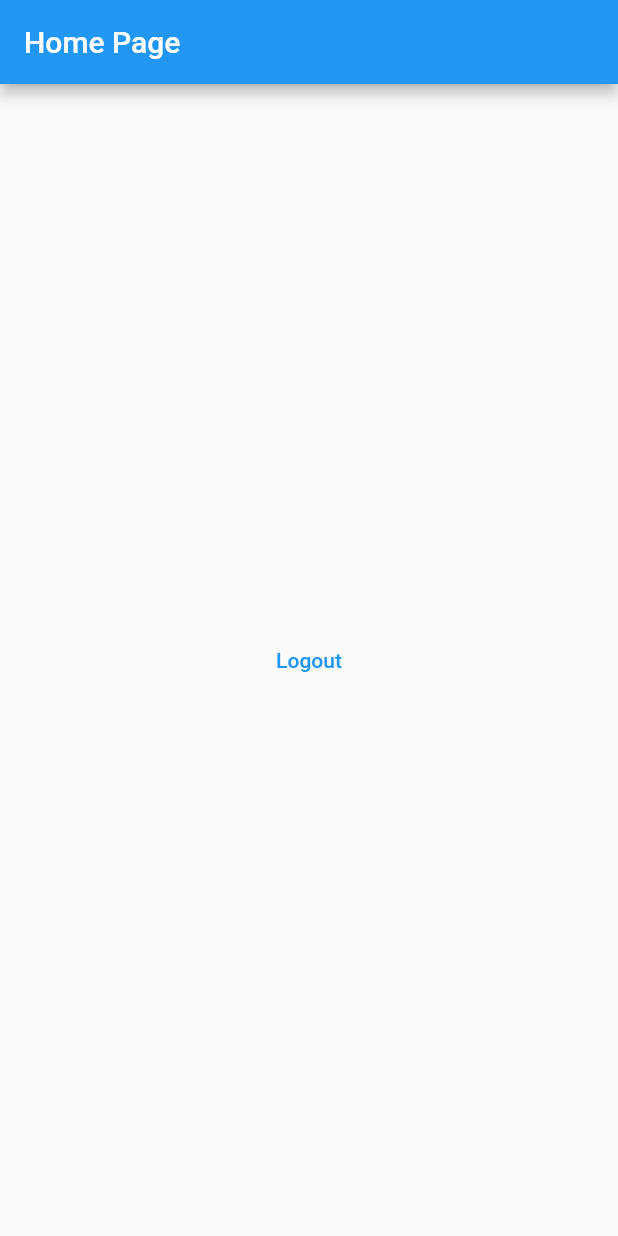
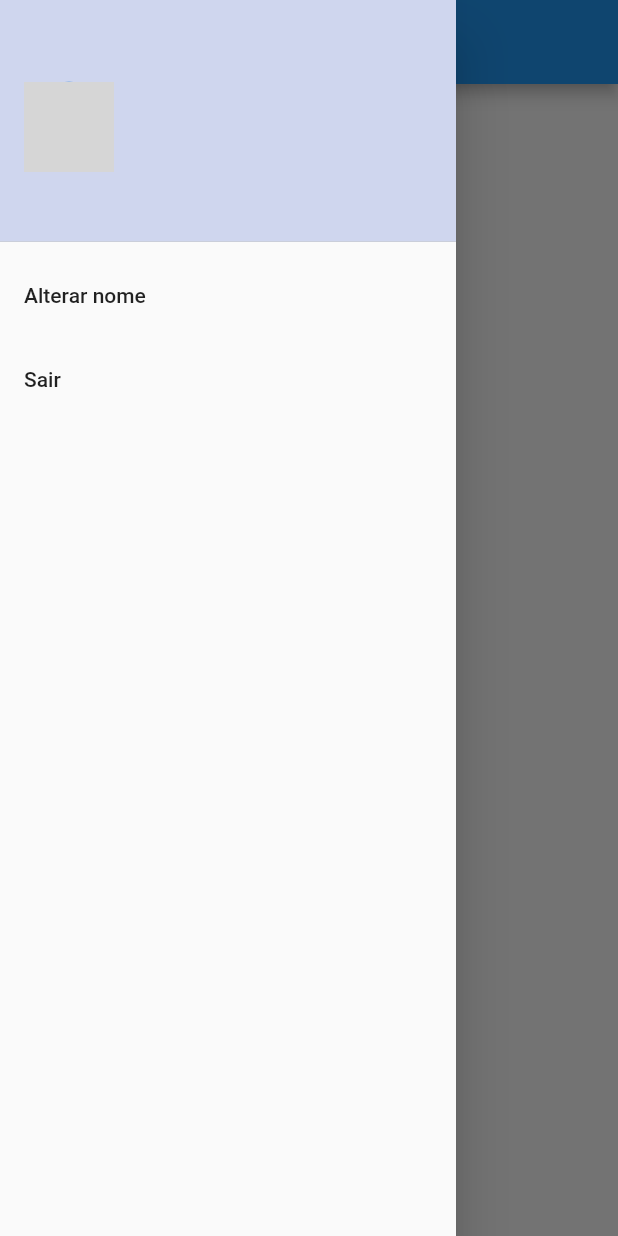
Before and after one commit to oElberte/todo_list, a Flutter app: the screen it shows once a user with an empty profile is signed in, with the side drawer open (before the commit the screen has no drawer), on a phone screen of 412 x 824 dp. Run offline on Flutter 3.47's test engine with Material 2 defaults, Android fonts, the phone set to English and light mode, and no system bars; our stand-ins replace firebase_auth, firebase_core, flutter_signin_button, google_fonts, google_sign_in, sqflite and 1 more; missing offline and left inert: flutter_overlay_loader, validatorless; accounts and stored records are empty; generated files the repository leaves out were written again; network calls fail; Roboto replaces fonts that are missing (Mandali); grey boxes are pictures that could not be loaded.

Commit message:
add drawer to logout and change name

```diff
--- a/lib/app/modules/home/home_page.dart
+++ b/lib/app/modules/home/home_page.dart
@@ -1,6 +1,7 @@
 import 'package:flutter/material.dart';
 import 'package:provider/provider.dart';
 import 'package:todo_list_provider/app/core/auth/auth_provider.dart';
+import 'package:todo_list_provider/app/modules/home/widgets/home_drawer.dart';
 
 class HomePage extends StatelessWidget {
   const HomePage({Key? key}) : super(key: key);
@@ -11,14 +12,8 @@ class HomePage extends StatelessWidget {
       appBar: AppBar(
         title: const Text('Home Page'),
       ),
-      body: Center(
-        child: TextButton(
-          onPressed: () {
-            context.read<AuthProvider>().logout();
-          },
-          child: Text('Logout'),
-        ),
-      ),
+      drawer: HomeDrawer(),
+      body: Container(),
     );
   }
 }
--- /dev/null
+++ b/lib/app/modules/home/widgets/home_drawer.dart
@@ -0,0 +1,105 @@
+import 'package:flutter/material.dart';
+import 'package:flutter_overlay_loader/flutter_overlay_loader.dart';
+import 'package:provider/provider.dart';
+import 'package:todo_list_provider/app/core/auth/auth_provider.dart';
+import 'package:todo_list_provider/app/core/ui/messages.dart';
+import 'package:todo_list_provider/app/core/ui/theme_extensions.dart';
+
+import '../../../services/user/user_service.dart';
+
+class HomeDrawer extends StatelessWidget {
+  final nameVN = ValueNotifier<String>('');
+
+  HomeDrawer({Key? key}) : super(key: key);
+
+  @override
+  Widget build(BuildContext context) {
+    return Drawer(
+      child: ListView(
+        children: [
+          DrawerHeader(
+            decoration: BoxDecoration(
+              color: context.primaryColor.withAlpha(70),
+            ),
+            child: Row(
+              children: [
+                Selector<AuthProvider, String>(
+                  selector: (context, authProvider) {
+                    return authProvider.user?.photoURL ??
+                        'https://st3.depositphotos.com/1767687/16607/v/600/depositphotos_166074422-stock-illustration-default-avatar-profile-icon-grey.jpg';
+                  },
+                  builder: (_, value, __) {
+                    return CircleAvatar(
+                      backgroundImage: NetworkImage(value),
+                      radius: 30,
+                    );
+                  },
+                ),
+                Expanded(
+                  child: Padding(
+                    padding: const EdgeInsets.all(8),
+                    child: Selector<AuthProvider, String>(
+                      selector: (context, authProvider) {
+                        return authProvider.user?.displayName ??
+                            'Não informado';
+                      },
+                      builder: (_, value, __) {
+                        return Text(
+                          value,
+                          style: context.textTheme.titleSmall,
+                        );
+                      },
+                    ),
+                  ),
+                ),
+              ],
+            ),
+          ),
+          ListTile(
+            onTap: () => showDialog(
+              context: context,
+              builder: (_) {
+                return AlertDialog(
+                  title: const Text('Alterar nome'),
+                  content: TextField(
+                    onChanged: (value) => nameVN.value = value,
+                  ),
+                  actions: [
+                    TextButton(
+                      onPressed: () => Navigator.of(context).pop(),
+                      child: const Text(
+                        'Cancelar',
+                        style: TextStyle(color: Colors.red),
+                      ),
+                    ),
+                    TextButton(
+                      onPressed: () async {
+                        final nameValue = nameVN.value;
+                        final navigator = Navigator.of(context);
+
+                        if (nameValue.isEmpty) {
+                          Messages.of(context).showError('Nome obrigatório');
+                        } else {
+                          Loader.show(context);
+                          await context.read<UserService>().updateDisplayName(nameValue);
+                          Loader.hide();
+                          navigator.pop();
+                        }
+                      },
+                      child: const Text('Alterar'),
+                    ),
+                  ],
+                );
+              },
+            ),
+            title: const Text('Alterar nome'),
+          ),
+          ListTile(
+            onTap: () => context.read<AuthProvider>().logout(),
+            title: const Text('Sair'),
+          ),
+        ],
+      ),
+    );
+  }
+}
--- a/lib/app/repositories/user/user_repository.dart
+++ b/lib/app/repositories/user/user_repository.dart
@@ -6,4 +6,5 @@ abstract class UserRepository {
   Future<void> forgotPassword(String email);
   Future<User?> googleLogin();
   Future<void> logout();
+  Future<void> updateDisplayName(String name);
 }
--- a/lib/app/services/user/user_service.dart
+++ b/lib/app/services/user/user_service.dart
@@ -6,4 +6,5 @@ abstract class UserService {
   Future<void> forgotPassword(String email);
   Future<User?> googleLogin();
   Future<void> logout();
+  Future<void> updateDisplayName(String name);
 }
--- a/lib/app/services/user/user_service_impl.dart
+++ b/lib/app/services/user/user_service_impl.dart
@@ -28,4 +28,8 @@ class UserServiceImpl implements UserService {
 
   @override
   Future<void> logout() => _userRepository.logout();
+
+  @override
+  Future<void> updateDisplayName(String name) =>
+      _userRepository.updateDisplayName(name);
 }
```
Also changed, not shown: lib/app/repositories/user/user_repository_impl.dart (+10 -0 lines).
